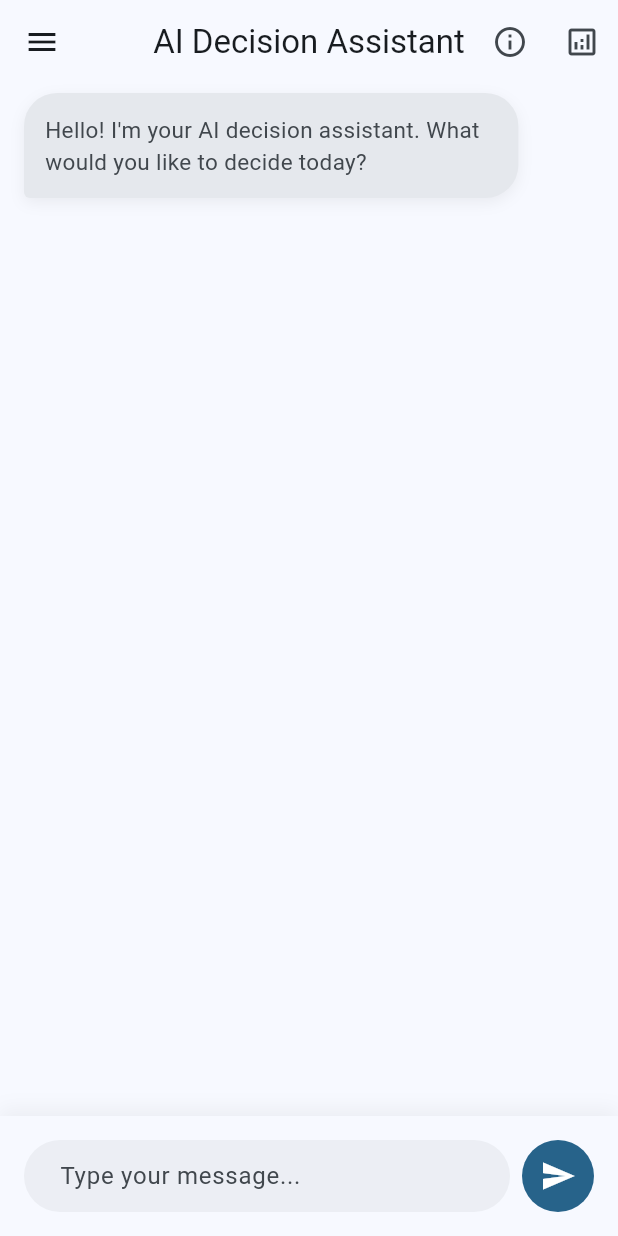
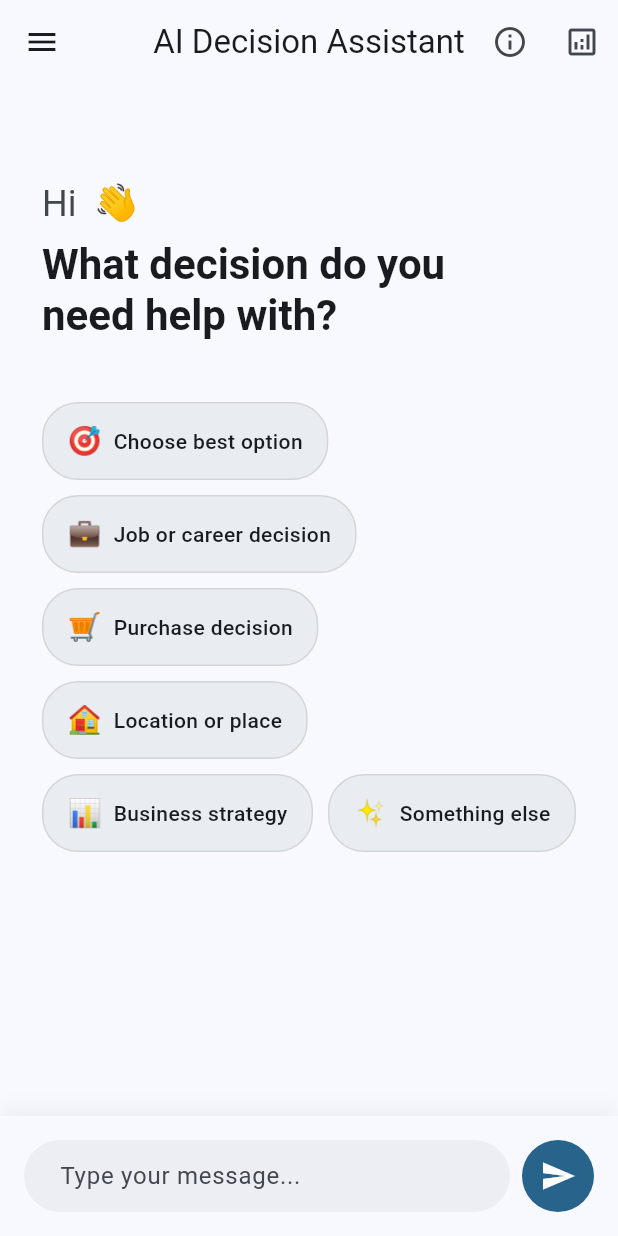
Before and after one commit to prima101112/ai-asisted-dss, a Flutter app: the screen it shows once a user with an empty profile is signed in, on a phone screen of 412 x 824 dp. Run offline on Flutter 3.47's test engine with Material 3 defaults, Android fonts, the phone set to English and light mode, and no system bars; drawn by our look-alikes of flutter_markdown; our stand-ins replace cloud_firestore, dio, firebase_auth, firebase_core, flutter_dotenv, flutter_riverpod and 1 more; accounts and stored records are empty; generated files the repository leaves out were written again; network calls fail.

Commit message:
feat: add Gemini-style home screen with greeting and suggestions
- Show personalized greeting with user's first name
- Add suggestion chips for common decision types
- Home view displayed only on initial state (before user interaction)
- Chips trigger pre-defined messages to start conversation

```diff
--- a/lib/ui/screens/chat_screen.dart
+++ b/lib/ui/screens/chat_screen.dart
@@ -1,6 +1,7 @@
 import 'package:flutter/material.dart';
 import 'package:flutter_riverpod/flutter_riverpod.dart';
 import '../../providers/chat_provider.dart';
+import '../../providers/auth_provider.dart';
 import '../widgets/chat_bubble.dart';
 import '../widgets/decision_summary_card.dart';
 import '../widgets/result_table.dart';
@@ -134,7 +135,9 @@ class _ChatScreenState extends ConsumerState<ChatScreen> {
       child: Column(
         children: [
           Expanded(
-            child: ListView.builder(
+            child: _isInitialState(chatState)
+                ? _buildHomeView(context, chatNotifier)
+                : ListView.builder(
                     controller: _scrollController,
                     itemCount:
                         chatState.messages.length + (chatState.isLoading ? 1 : 0),
@@ -154,6 +157,89 @@ class _ChatScreenState extends ConsumerState<ChatScreen> {
         ],
       ),
     );
+  }
+
+  /// Check if we're in initial state (only welcome message, no user interaction yet)
+  bool _isInitialState(ChatState state) {
+    return state.messages.length == 1 &&
+           !state.messages.first.isUser &&
+           !state.isLoading;
+  }
+
+  /// Build Gemini-style home view with greeting and suggestions
+  Widget _buildHomeView(BuildContext context, ChatNotifier notifier) {
+    final colorScheme = Theme.of(context).colorScheme;
+    final user = ref.watch(currentUserProvider);
+    final firstName = user?.displayName?.split(' ').first ?? 'User';
+
+    return SingleChildScrollView(
+      padding: const EdgeInsets.all(24),
+      child: Column(
+        crossAxisAlignment: CrossAxisAlignment.start,
+        children: [
+          const SizedBox(height: 40),
+          // Greeting
+          Text(
+            'Hi $firstName 👋',
+            style: Theme.of(context).textTheme.headlineSmall?.copyWith(
+              color: colorScheme.onSurfaceVariant,
+            ),
+          ),
+          const SizedBox(height: 8),
+          Text(
+            'What decision do you\nneed help with?',
+            style: Theme.of(context).textTheme.headlineMedium?.copyWith(
+              fontWeight: FontWeight.bold,
+              height: 1.2,
+            ),
+          ),
+          const SizedBox(height: 40),
+
+          // Suggestion chips
+          Wrap(
+            spacing: 10,
+            runSpacing: 10,
+            children: [
+              _SuggestionChip(
+                emoji: '🎯',
+                label: 'Choose best option',
+                onTap: () => _sendSuggestion(notifier, 'I want to compare several options and find the best one'),
+              ),
+              _SuggestionChip(
+                emoji: '💼',
+                label: 'Job or career decision',
+                onTap: () => _sendSuggestion(notifier, 'I need help deciding between job opportunities'),
+              ),
+              _SuggestionChip(
+                emoji: '🛒',
+                label: 'Purchase decision',
+                onTap: () => _sendSuggestion(notifier, 'I want to compare products before making a purchase'),
+              ),
+              _SuggestionChip(
+                emoji: '🏠',
+                label: 'Location or place',
+                onTap: () => _sendSuggestion(notifier, 'I need help choosing between different locations'),
+              ),
+              _SuggestionChip(
+                emoji: '📊',
+                label: 'Business strategy',
+                onTap: () => _sendSuggestion(notifier, 'I want to evaluate business strategies or investments'),
+              ),
+              _SuggestionChip(
+                emoji: '✨',
+                label: 'Something else',
+                onTap: () => _sendSuggestion(notifier, 'I have a decision to make'),
+              ),
+            ],
+          ),
+        ],
+      ),
+    );
+  }
+
+  void _sendSuggestion(ChatNotifier notifier, String message) {
+    notifier.sendMessage(message);
+    _scrollToBottom();
   }
 
   void _showInsightsPanel(BuildContext context, ChatState chatState, ChatNotifier chatNotifier) {
@@ -313,3 +399,56 @@ class _ChatScreenState extends ConsumerState<ChatScreen> {
     );
   }
 }
+
+class _SuggestionChip extends StatelessWidget {
+  final String emoji;
+  final String label;
+  final VoidCallback onTap;
+
+  const _SuggestionChip({
+    required this.emoji,
+    required this.label,
+    required this.onTap,
+  });
+
+  @override
+  Widget build(BuildContext context) {
+    final colorScheme = Theme.of(context).colorScheme;
+
+    return Material(
+      color: Colors.transparent,
+      child: InkWell(
+        onTap: onTap,
+        borderRadius: BorderRadius.circular(24),
+        child: Container(
+          padding: const EdgeInsets.symmetric(horizontal: 16, vertical: 12),
+          decoration: BoxDecoration(
+            color: colorScheme.surfaceContainerHighest.withAlpha(150),
+            borderRadius: BorderRadius.circular(24),
+            border: Border.all(
+              color: colorScheme.outline.withAlpha(50),
+            ),
+          ),
+          child: Row(
+            mainAxisSize: MainAxisSize.min,
+            children: [
+              Text(
+                emoji,
+                style: const TextStyle(fontSize: 18),
+              ),
+              const SizedBox(width: 8),
+              Text(
+                label,
+                style: TextStyle(
+                  fontSize: 14,
+                  fontWeight: FontWeight.w500,
+                  color: colorScheme.onSurface,
+                ),
+              ),
+            ],
+          ),
+        ),
+      ),
+    );
+  }
+}
```
Lines whose indentation alone changed are shown as unchanged.
